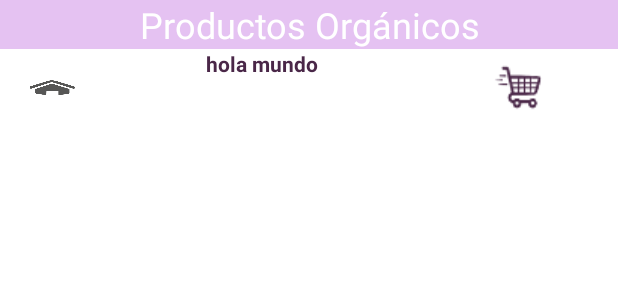
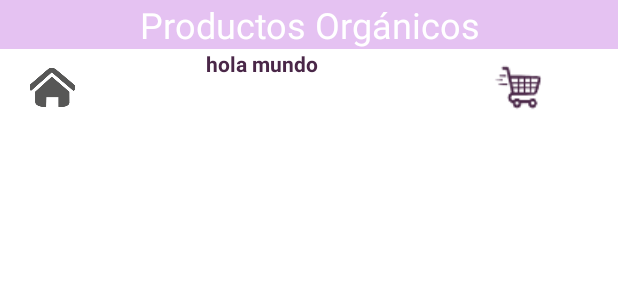
Before and after one commit to datbat001/GreenCo-Concurso, an Android app: the layout activity_productos.xml on its own in the app's theme, with its tools: preview values and no code run, on a phone screen of 412 x 824 dp. Shown: the top 300 px of the screen. Run offline under Robolectric (Android 15) with nearby library versions, the phone set to English and light mode, and no system bars; network calls fail; Roboto replaces fonts that are not available here.

Commit message:
Se agregaron los links de los botones

```diff
--- a/GreenCo/app/src/main/java/com/itz/isc/greenco/Carrito/carrito.java
+++ b/GreenCo/app/src/main/java/com/itz/isc/greenco/Carrito/carrito.java
@@ -11,6 +11,6 @@ public class carrito extends AppCompatActivity {
     protected void onCreate(Bundle savedInstanceState) {
 
         super.onCreate(savedInstanceState);
-        setContentView(R.layout.activity_carrito2);
+        setContentView(R.layout.activity_carrito);
     }
 }
--- a/GreenCo/app/src/main/res/drawable/homeproductos.xml
+++ b/GreenCo/app/src/main/res/drawable/homeproductos.xml
@@ -7,9 +7,9 @@
     </item>
     <item
         android:drawable="@drawable/home"
-        android:bottom="20dp"
+        android:bottom="10dp"
         android:left="20dp"
         android:right="20dp"
-        android:top="20dp"/>
+        android:top="10dp"/>
 
 </layer-list>
```
